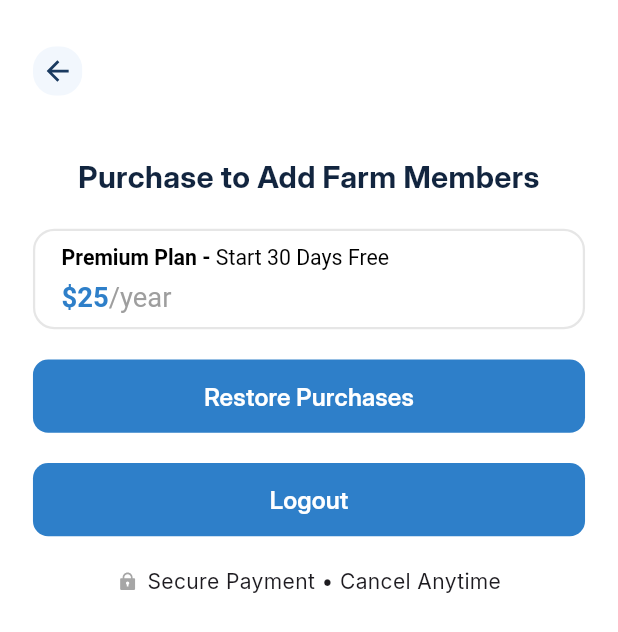
After one commit to Joint-Venture-AI/milk_mix, a Flutter app: the UpgradeToPremiumUserScreen screen opened by its route, after a tap on "Restore Purchases", on a phone screen of 412 x 824 dp. The commit adds this screen. Shown: the top 632 px of the screen. Run offline on Flutter 3.47's test engine with Material 3 defaults, Android fonts, the phone set to English and light mode, and no system bars; our stand-ins replace flutter_screenutil, flutter_svg, flutter_typeahead, get, image_picker, pin_code_fields and 1 more; missing offline and left inert: purchases_flutter; accounts and stored records are empty; network calls fail.

Commit message:
feat: subscription

```diff
--- a/lib/constants/app_constant.dart
+++ b/lib/constants/app_constant.dart
@@ -1,4 +1,10 @@
 class AppConstant {
   // static const String baseUrl = 'http://10.10.12.9:8002';
   static const String baseUrl = 'https://polanddairyservice.com';
+
+  //
+  static const entitleMentId = 'premium';
+  static const googleApiKey = 'goog_TAKxkjnyQRTZQhWQTCbYAFYNurT';
+  static const appleApiKey = 'appl_YEQLpmGxsuzlsYnCOwHOkQqXGOb';
+
 }
--- a/lib/controllers/profile_controller.dart
+++ b/lib/controllers/profile_controller.dart
@@ -12,6 +12,7 @@ class ProfileController extends GetxController {
   final RxString profileImageUrl = ''.obs;
   final RxString name = ''.obs;
   final RxString farmName = ''.obs;
+  final RxnInt userId = RxnInt();
 
   final TextEditingController nameController = TextEditingController();
   final TextEditingController emailController = TextEditingController();
@@ -22,7 +23,7 @@ class ProfileController extends GetxController {
   void onInit() {
     super.onInit();
     // Load current profile data
-    loadProfile();
+    // loadProfile();
   }
 
   @override
@@ -49,6 +50,7 @@ class ProfileController extends GetxController {
         }
         name.value = user.userProfile?.name ?? '';
         farmName.value = user.userProfile?.farmName ?? '';
+        userId.value = user.userProfile?.id;
 
         // Get.snackbar(
         //   'Success',
--- /dev/null
+++ b/lib/controllers/subscription_controller.dart
@@ -0,0 +1,36 @@
+import 'package:get/get.dart';
+import '../services/revenuecat_service.dart';
+
+class SubscriptionController extends GetxController {
+  var hasIndividualAccess = false.obs;
+  var hasAddMemberAccess = false.obs;
+
+  Future<void> checkSubscriptionStatus() async {
+    hasIndividualAccess.value = await RevenueCatService.hasEntitlement(
+      'individual_access',
+    );
+
+    hasAddMemberAccess.value = await RevenueCatService.hasEntitlement(
+      'add_member_access',
+    );
+
+    print(
+      '[RevenueCat] hasIndividualAccess: ${hasIndividualAccess.value}, hasAddMemberAccess: ${hasAddMemberAccess.value}',
+    );
+  }
+
+  Future<void> purchaseDefaultPlan() async {
+    await RevenueCatService.purchaseDefaultPackage();
+    await checkSubscriptionStatus();
+  }
+
+  Future<void> purchaseIndividualPlan() async {
+    await RevenueCatService.purchasePackage('default');
+    await checkSubscriptionStatus();
+  }
+
+  Future<void> purchaseAddMemberPlan() async {
+    await RevenueCatService.purchasePackage('add_members_offering');
+    await checkSubscriptionStatus();
+  }
+}
--- a/lib/routes.dart
+++ b/lib/routes.dart
@@ -1,4 +1,5 @@
 import 'package:get/get.dart';
+import 'package:milk_mix/view/authentication/subscription/upgrade_to_premium_user_screen.dart';
 import 'package:milk_mix/view/home/homeFarm/farm_home_bottom_nav_bar.dart';
 import 'package:milk_mix/view/home/homeFarmMember/farm_member_home_bottom_nav_bar.dart';
 import 'package:milk_mix/view/authentication/authentication_screen.dart';
@@ -30,7 +31,7 @@ import 'package:milk_mix/view/onboarding/onboarding_screen.dart'
     show OnboardingScreen;
 import 'package:milk_mix/view/splash_screen.dart';
 import 'package:milk_mix/view/authentication/subscription/congratulation_screen.dart';
-import 'package:milk_mix/view/authentication/subscription/upgrade_premium_screen.dart';
+import 'package:milk_mix/view/authentication/subscription/upgrade_to_individual_user_screen.dart';
 
 class AppRoutes {
   static String splashScreen = "/splash-screen";
@@ -41,7 +42,8 @@ class AppRoutes {
   static String selectLanguage = "/select-language";
   static String selectMeasurement = "/select-measurement";
   static String welcome = "/welcome";
-  static String premium = "/premium";
+  static String upgradeToIndividualUser = "/upgrade-to-individual-user";
+  static String upgradeToPremiumUser = "/upgrade-to-premium-user";
   static String congratulation = "/congratulation";
   static String home = "/home";
   static String memberPremium = "/member-premium";
@@ -90,7 +92,14 @@ class AppRoutes {
     GetPage(name: selectLanguage, page: () => SelectPreferredLanguageScreen()),
     GetPage(name: selectMeasurement, page: () => SelectMeasurementSystem()),
     GetPage(name: welcome, page: () => WelcomeScreen()),
-    GetPage(name: premium, page: () => UpgradePremium()),
+    GetPage(
+      name: upgradeToIndividualUser,
+      page: () => UpgradeToIndividualUserScreen(),
+    ),
+    GetPage(
+      name: upgradeToPremiumUser,
+      page: () => UpgradeToPremiumUserScreen(),
+    ),
     GetPage(name: congratulation, page: () => CongratulationScreen()),
     GetPage(name: home, page: () => HomeBottomNavScreen()),
     GetPage(name: memberPremium, page: () => MembersPremiumScreen()),
--- /dev/null
+++ b/lib/services/revenuecat_service.dart
@@ -0,0 +1,98 @@
+// ignore_for_file: avoid_print, deprecated_member_use
+
+import 'package:milk_mix/store_config.dart';
+import 'package:purchases_flutter/purchases_flutter.dart';
+import 'package:get/get.dart';
+import '../controllers/profile_controller.dart';
+
+class RevenueCatService {
+  static Future<void> initialize() async {
+    await Purchases.setLogLevel(LogLevel.debug);
+
+    final configuration = PurchasesConfiguration(StoreConfig.instance.apiKey)
+      ..purchasesAreCompletedBy = const PurchasesAreCompletedByRevenueCat();
+
+    await Purchases.configure(configuration);
+
+    final profileController = Get.find<ProfileController>();
+    final userId = profileController.userId.value;
+
+    if (userId == null) {
+      print('[RevenueCat] Anonymous mode - no user ID');
+      return;
+    }
+
+    final currentUser = await Purchases.appUserID;
+    if (currentUser != userId.toString()) {
+      print('[RevenueCat] Anonymous user: $currentUser');
+      final result = await Purchases.logIn(userId.toString());
+      print(
+        '[RevenueCat] Logged in as: ${result.created ? "new" : "existing"} user',
+      );
+    }
+
+    print('[RevenueCat] Configured for user: ${await Purchases.appUserID}');
+  }
+
+  static Future<void> restorePurchases() async {
+    try {
+      final info = await Purchases.restorePurchases();
+      print('[RevenueCat] Restored purchases: ${info.entitlements.active}');
+    } catch (e) {
+      print('[RevenueCat] Error restoring purchases: $e');
+    }
+  }
+
+  static Future<CustomerInfo?> getCustomerInfo() async {
+    try {
+      return await Purchases.getCustomerInfo();
+    } catch (e) {
+      print('[RevenueCat] Failed to get customer info: $e');
+      return null;
+    }
+  }
+
+  static Future<void> purchaseDefaultPackage() async {
+    try {
+      final offerings = await Purchases.getOfferings();
+
+      if (offerings.current == null) {
+        print('[RevenueCat] No offerings found');
+        return;
+      }
+
+      final package = offerings.current!.availablePackages.first;
+      final purchaseResult = await Purchases.purchasePackage(package);
+
+      if (purchaseResult.customerInfo.entitlements.active.isNotEmpty) {
+        print('[RevenueCat] Purchase successful');
+      }
+    } catch (e) {
+      print('[RevenueCat] Purchase failed: $e');
+    }
+  }
+
+  static Future<void> purchasePackage(String offeringId) async {
+    try {
+      final offerings = await Purchases.getOfferings();
+      print('[RevenueCat] Offerings: ${offerings.all.keys.map((k) => k)}');
+      final allOfferings = offerings.all;
+
+      if (allOfferings.containsKey(offeringId)) {
+        final package = allOfferings[offeringId]!.availablePackages.first;
+        await Purchases.purchasePackage(package);
+        print('[RevenueCat] Purchase complete for $offeringId');
+      }
+    } catch (e) {
+      print('[RevenueCat] Purchase failed: $e');
+    }
+  }
+
+  static Future<bool> hasEntitlement(String entitlementId) async {
+    final info = await getCustomerInfo();
+    print(
+      '[RevenueCat] Entitlements: ${info?.entitlements.all.values.map((k) => '${k.identifier}: ${k.isActive}').join(', ')}',
+    );
+    return info?.entitlements.all[entitlementId]?.isActive ?? false;
+  }
+}
--- /dev/null
+++ b/lib/view/authentication/subscription/upgrade_to_premium_user_screen.dart
@@ -0,0 +1,87 @@
+import 'package:flutter/material.dart';
+import 'package:flutter_screenutil/flutter_screenutil.dart';
+import 'package:flutter_svg/flutter_svg.dart';
+import 'package:get/get.dart';
+import 'package:milk_mix/constants/color.dart';
+import 'package:milk_mix/controllers/subscription_controller.dart';
+import 'package:milk_mix/data_source/api/provider/api_provider.dart';
+import 'package:milk_mix/routes.dart';
+import 'package:milk_mix/view/widget/appbar_widget.dart';
+import 'package:milk_mix/view/widget/subscription_plan_card.dart';
+import 'package:milk_mix/view/widget/text_button_widget.dart';
+
+class UpgradeToPremiumUserScreen extends StatelessWidget {
+  const UpgradeToPremiumUserScreen({super.key});
+
+  @override
+  Widget build(BuildContext context) {
+    final controller = Get.put(SubscriptionController());
+
+    return Scaffold(
+      backgroundColor: AppColors.surface,
+      body: SafeArea(
+        child: SingleChildScrollView(
+          padding: EdgeInsets.all(20.w),
+          child: Column(
+            crossAxisAlignment: CrossAxisAlignment.stretch,
+            children: [
+              const AppBarWidget(),
+              SizedBox(height: 30.h),
+              Text(
+                'Purchase to Add Farm Members',
+                style: TextStyle(
+                  fontSize: 20.sp,
+                  fontWeight: FontWeight.bold,
+                  color: AppColors.textPrimary,
+                ),
+                textAlign: TextAlign.center,
+              ),
+              SizedBox(height: 20.h),
+              SubscriptionPlanCard(
+                title: 'Premium Plan -',
+                subtitle: 'Start 30 Days Free',
+                price: '\$25',
+                duration: '/year',
+                onTap: () async {
+                  await controller.purchaseAddMemberPlan();
+                  if (controller.hasAddMemberAccess.value) {
+                    Get.offAndToNamed(AppRoutes.home);
+                  } else {
+                    Get.snackbar('Error', 'Failed to purchase plan');
+                  }
+                },
+              ),
+              SizedBox(height: 20.h),
+              TextWidgetButton(
+                text: 'Restore Purchases',
+                onPressed: () async {
+                  await controller.checkSubscriptionStatus();
+                  if (controller.hasAddMemberAccess.value) {
+                    Get.offAllNamed(AppRoutes.home);
+                  }
+                },
+              ),
+              SizedBox(height: 20.h),
+              TextWidgetButton(
+                text: 'logout'.tr,
+                onPressed: () async {
+                  await ApiProvider().logout();
+                  Get.offAllNamed(AppRoutes.signin);
+                },
+              ),
+              SizedBox(height: 20.h),
+              Row(
+                mainAxisAlignment: MainAxisAlignment.center,
+                children: [
+                  SvgPicture.asset('assets/logos/private.svg', height: 14.h),
+                  const SizedBox(width: 6),
+                  const Text('Secure Payment • Cancel Anytime'),
+                ],
+              ),
+            ],
+          ),
+        ),
+      ),
+    );
+  }
+}
--- a/lib/view/home/calculate/calculate_screen.dart
+++ b/lib/view/home/calculate/calculate_screen.dart
@@ -301,7 +301,7 @@ class _AutoScrollAdBannerState extends State<AutoScrollAdBanner> {
   @override
   Widget build(BuildContext context) {
     return FutureBuilder(
-      future: ApiProvider.instance.advertisements.getAllAds(),
+      future: ApiProvider.instance.advertisements.getLatestAd(),
       builder: (context, snapshot) {
         if (!snapshot.hasData) return const SizedBox.shrink();
 
--- a/lib/view/home/members/members_screen.dart
+++ b/lib/view/home/members/members_screen.dart
@@ -45,8 +45,8 @@ class MembersScreen extends StatelessWidget {
               SizedBox(height: 160.h),
               TextWidgetButton(
                 text: 'Upgrade Now!',
-                onPressed: () {
-                  Get.toNamed(AppRoutes.home);
+                onPressed: () async {
+                  Get.toNamed(AppRoutes.upgradeToPremiumUser);
                 },
               ),
             ],
--- a/pubspec.yaml
+++ b/pubspec.yaml
@@ -2,7 +2,7 @@ name: milk_mix
 description: "A new Flutter project."
 publish_to: 'none'
 
-version: 1.0.1+5
+version: 1.0.3+9
 
 environment:
   sdk: ^3.7.2
@@ -26,6 +26,8 @@ dependencies:
   flutter_typeahead: ^5.2.0
   custom_refresh_indicator: ^4.0.1
   url_launcher: ^6.3.2
+  in_app_purchase: ^3.2.3
+  purchases_flutter: ^9.9.5
 
 dev_dependencies:
   flutter_test:
```
Also changed, not shown: lib/controllers/auth_controller.dart (+16 -15 lines), lib/data_source/api/service/advertisement_service.dart (+6 -2 lines), lib/main.dart (+11 -0 lines), lib/store_config.dart (added, +26 -0 lines), lib/view/authentication/subscription/upgrade_premium_screen.dart (deleted, +0 -205 lines), lib/view/authentication/subscription/upgrade_to_individual_user_screen.dart (added, +91 -0 lines), lib/view/splash_screen.dart (+39 -14 lines), pubspec.lock, 3 other files.
